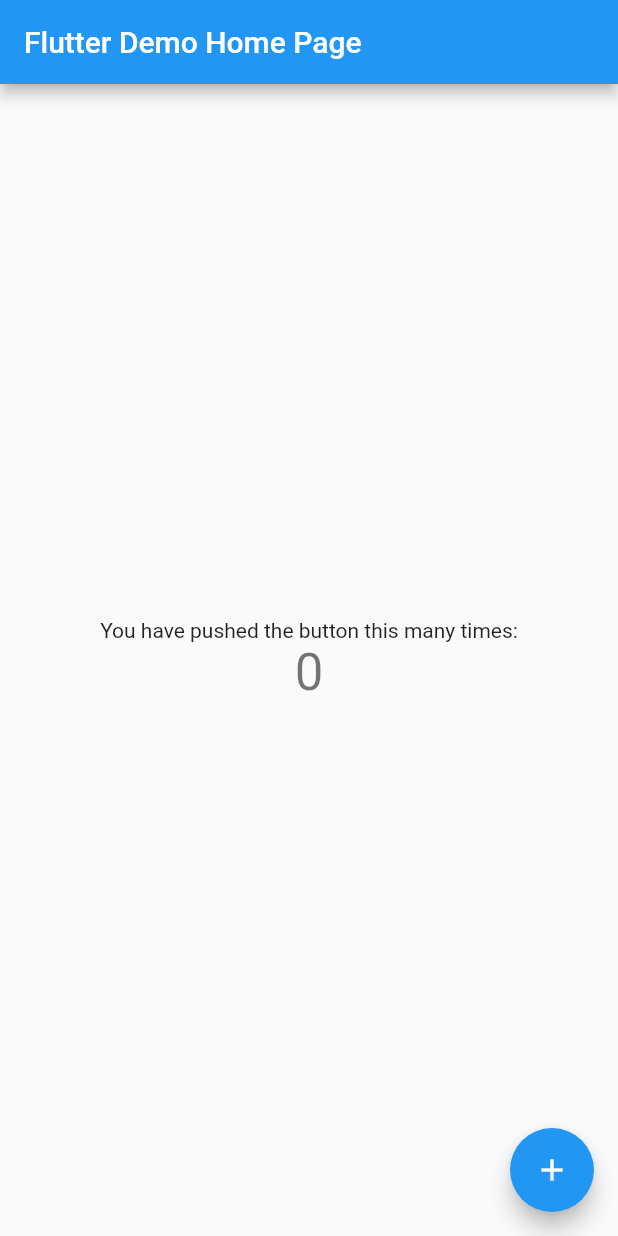
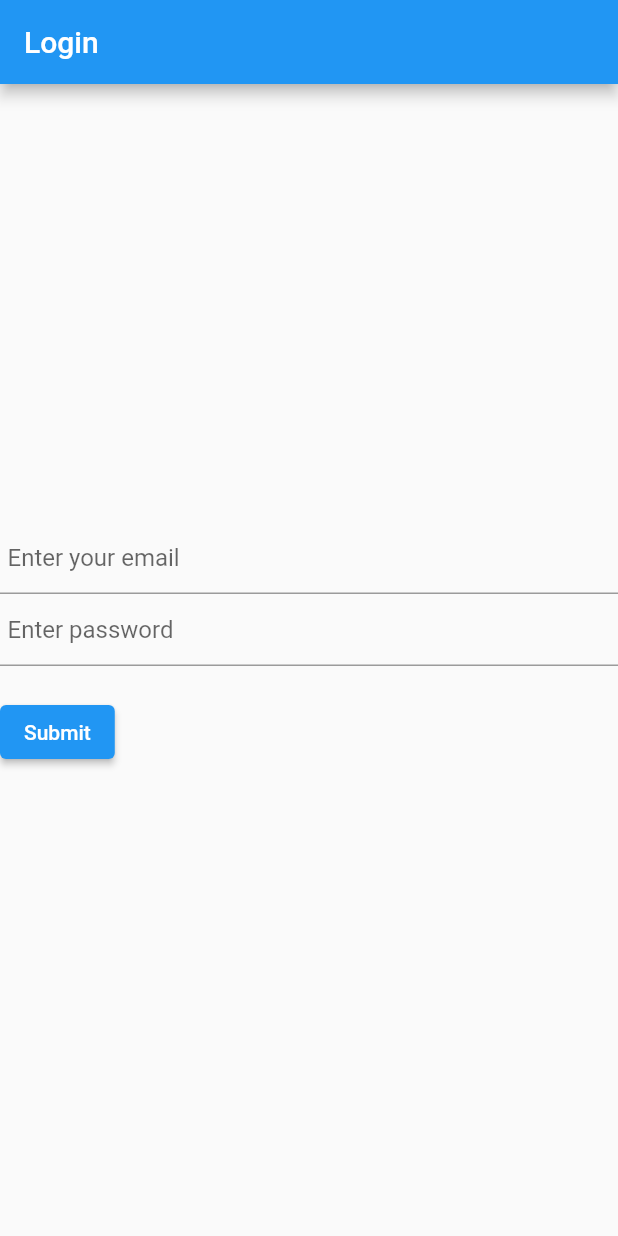
Before and after one commit to Abhinav-Agarwal021/any_share, a Flutter app: the screen it shows after launch, on a phone screen of 412 x 824 dp. Run offline on Flutter 3.47's test engine with Material 2 defaults, Android fonts, the phone set to English and light mode, and no system bars; missing offline and left inert: dart:html.

Commit message:
Basic login form with no validators

```diff
--- a/client/lib/main.dart
+++ b/client/lib/main.dart
@@ -1,3 +1,5 @@
+import 'dart:html';
+
 import 'package:flutter/material.dart';
 
 void main() {
@@ -6,25 +8,17 @@
 
 class MyApp extends StatelessWidget {
   const MyApp({Key? key}) : super(key: key);
-
-  // This widget is the root of your application.
   @override
   Widget build(BuildContext context) {
+    const title = "Login";
     return MaterialApp(
-      title: 'Flutter Demo',
-      theme: ThemeData(
-        // This is the theme of your application.
-        //
-        // Try running your application with "flutter run". You'll see the
-        // application has a blue toolbar. Then, without quitting the app, try
-        // changing the primarySwatch below to Colors.green and then invoke
-        // "hot reload" (press "r" in the console where you ran "flutter run",
-        // or simply save your changes to "hot reload" in a Flutter IDE).
-        // Notice that the counter didn't reset back to zero; the application
-        // is not restarted.
-        primarySwatch: Colors.blue,
+      title: title,
+      home: Scaffold(
+        appBar: AppBar(
+          title: const Text(title),
+        ),
+        body: const LoginForm(),
       ),
-      home: const MyHomePage(title: 'Flutter Demo Home Page'),
     );
   }
 }
@@ -45,6 +39,47 @@
 
   @override
   State<MyHomePage> createState() => _MyHomePageState();
+}
+
+class LoginForm extends StatefulWidget {
+  const LoginForm({Key? key}) : super(key: key);
+  @override
+  LoginFormState createState() {
+    return LoginFormState();
+  }
+}
+
+class LoginFormState extends State<LoginForm> {
+  final _formKey = GlobalKey<FormState>();
+  @override
+  Widget build(BuildContext context) {
+    return Form(
+      key: _formKey,
+      child: Column(
+        crossAxisAlignment: CrossAxisAlignment.start,
+        mainAxisAlignment: MainAxisAlignment.center,
+        children: [
+          TextFormField(
+            decoration: const InputDecoration(
+                hintText: "Enter your email",
+                contentPadding: EdgeInsets.all(5.0)),
+          ),
+          TextFormField(
+            decoration: const InputDecoration(
+                hintText: "Enter password",
+                contentPadding: EdgeInsets.all(5.0)),
+          ),
+          Padding(
+            padding: const EdgeInsets.symmetric(vertical: 20.0),
+            child: ElevatedButton(
+              onPressed: () {},
+              child: const Text("Submit"),
+            ),
+          )
+        ],
+      ),
+    );
+  }
 }
 
 class _MyHomePageState extends State<MyHomePage> {
@@ -96,7 +131,7 @@
           mainAxisAlignment: MainAxisAlignment.center,
           children: <Widget>[
             const Text(
-              'You have pushed the button this many times:',
+              'You have pushed the buttonthis many times',
             ),
             Text(
               '$_counter',
```
Also changed, not shown: 5 other files.
